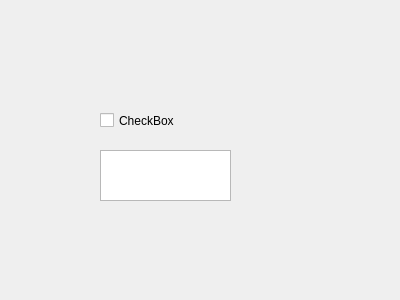
This is lab06/task.ui in gustadev24/lab-to as Qt 5 draws it before an edit. The edited form follows.
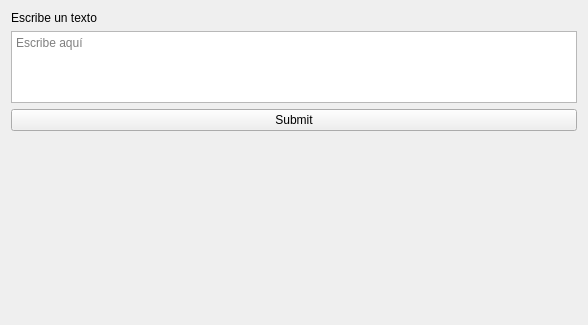
This is the edited form.

Commit message: chore: comunication between windows with slots and signals

```diff
--- a/lab06/task.ui
+++ b/lab06/task.ui
@@ -6,36 +6,73 @@
    <rect>
     <x>0</x>
     <y>0</y>
-    <width>400</width>
-    <height>300</height>
+    <width>588</width>
+    <height>325</height>
    </rect>
   </property>
   <property name="windowTitle">
    <string>Form</string>
   </property>
-  <widget class="QCheckBox" name="checkbox">
-   <property name="geometry">
-    <rect>
-     <x>100</x>
-     <y>110</y>
-     <width>85</width>
-     <height>21</height>
-    </rect>
-   </property>
-   <property name="text">
-    <string>CheckBox</string>
-   </property>
-  </widget>
-  <widget class="QTextEdit" name="mitext">
-   <property name="geometry">
-    <rect>
-     <x>100</x>
-     <y>150</y>
-     <width>131</width>
-     <height>51</height>
-    </rect>
-   </property>
-  </widget>
+  <layout class="QVBoxLayout" name="verticalLayout" stretch="0,0,0,1">
+   <item>
+    <widget class="QLabel" name="label">
+     <property name="text">
+      <string>Escribe un texto</string>
+     </property>
+    </widget>
+   </item>
+   <item>
+    <widget class="QTextEdit" name="mitext">
+     <property name="enabled">
+      <bool>true</bool>
+     </property>
+     <property name="sizePolicy">
+      <sizepolicy hsizetype="Expanding" vsizetype="Expanding">
+       <horstretch>0</horstretch>
+       <verstretch>0</verstretch>
+      </sizepolicy>
+     </property>
+     <property name="minimumSize">
+      <size>
+       <width>0</width>
+       <height>0</height>
+      </size>
+     </property>
+     <property name="layoutDirection">
+      <enum>Qt::LayoutDirection::LeftToRight</enum>
+     </property>
+     <property name="sizeAdjustPolicy">
+      <enum>QAbstractScrollArea::SizeAdjustPolicy::AdjustToContentsOnFirstShow</enum>
+     </property>
+     <property name="placeholderText">
+      <string>Escribe aquí</string>
+     </property>
+    </widget>
+   </item>
+   <item>
+    <widget class="QPushButton" name="submit">
+     <property name="text">
+      <string>Submit</string>
+     </property>
+    </widget>
+   </item>
+   <item>
+    <spacer name="verticalSpacer">
+     <property name="orientation">
+      <enum>Qt::Orientation::Vertical</enum>
+     </property>
+     <property name="sizeType">
+      <enum>QSizePolicy::Policy::Expanding</enum>
+     </property>
+     <property name="sizeHint" stdset="0">
+      <size>
+       <width>20</width>
+       <height>40</height>
+      </size>
+     </property>
+    </spacer>
+   </item>
+  </layout>
  </widget>
  <resources/>
  <connections/>
```
The commit also changes 5 other files.
